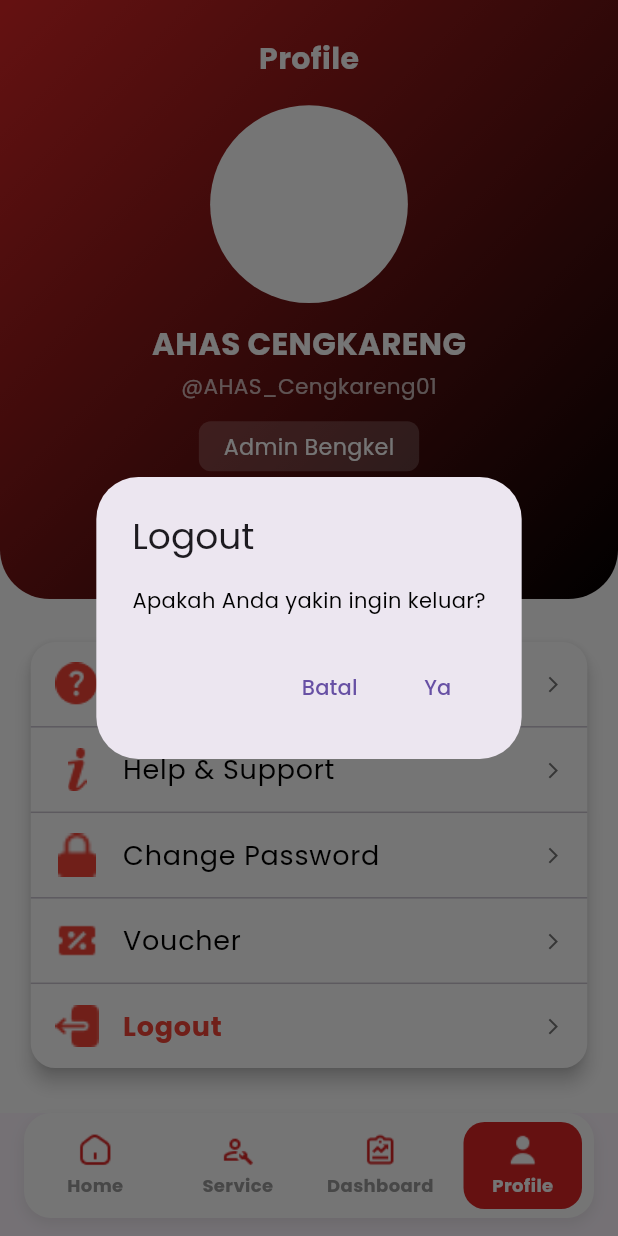
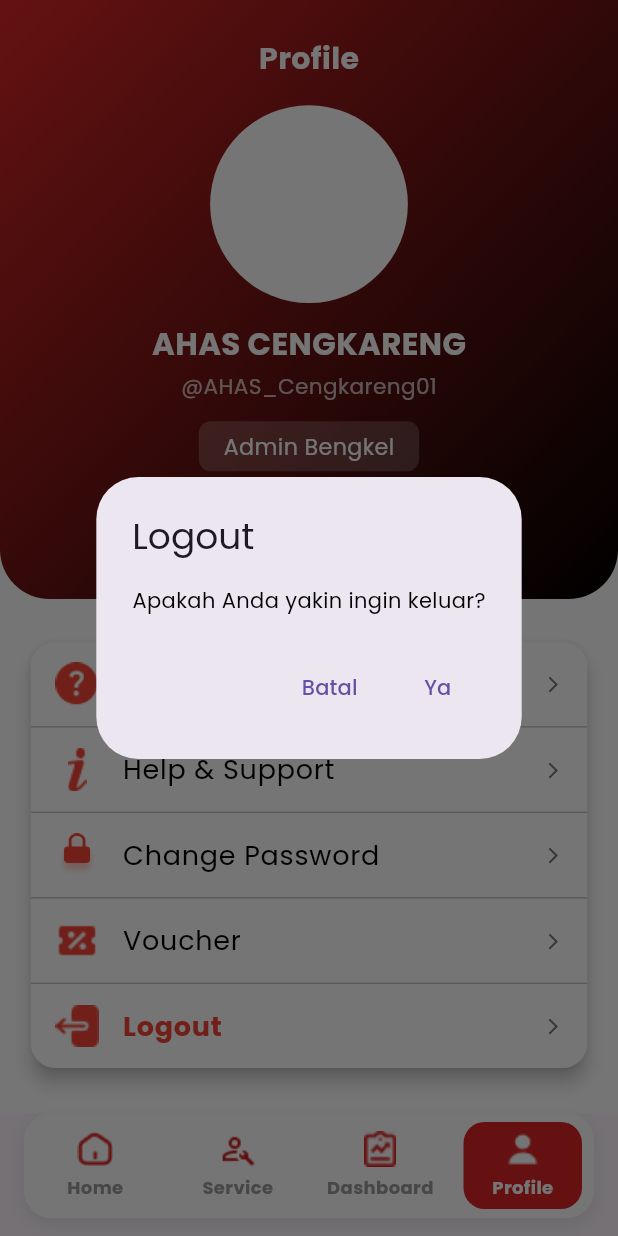
Before and after one commit to siberbot88/bbi-hub-flutter-app, a Flutter app: the MainPage screen opened by its route, item 4 of the bottom bar chosen, after a tap on "Logout", on a phone screen of 412 x 824 dp. Run offline on Flutter 3.47's test engine with Material 3 defaults, Android fonts, the phone set to English and light mode, and no system bars; our stand-ins replace google_fonts, image_picker, syncfusion_flutter_datepicker.

Commit message:
chore: simpan perubahan lokal sebelum merge

```diff
--- a/lib/widgets/bottom_nav.dart
+++ b/lib/widgets/bottom_nav.dart
@@ -81,26 +81,45 @@ class CustomBottomNavBar extends StatelessWidget {
                       final entry = items[index];
                       final active = index == selectedIndex;
 
+                      double iconSize = 22.0; // Ukuran default
+                      if (index == 1) {
+                        iconSize = 24.0;
+                      } else if (index == 3) {
+                        iconSize = 20.0;
+                      }
+
                       return Expanded(
                         child: InkWell(
                           onTap: () => onTap(index),
                           splashColor: Colors.transparent,
                           highlightColor: Colors.transparent,
+                          // PERBAIKAN UTAMA: Mengganti Column dengan Stack
                           child: SizedBox(
                             height: 70,
-                            child: Column(
-                              mainAxisAlignment: MainAxisAlignment.center,
+                            child: Stack(
+                              alignment: Alignment.center,
                               children: [
-                                // pakai Image.asset, bukan Icon
-                                Image.asset(
+                                // Posisi Ikon diatur dari atas
+                                Positioned(
+                                  top: 12,
+                                  child: SizedBox(
+                                    width: 24,
+                                    height: 24,
+                                    child: Image.asset(
                                       active
                                           ? entry['icon_active']!
                                           : entry['icon_inactive']!,
-                                  width: 22,
-                                  height: 22,
+                                      width: iconSize,
+                                      height: iconSize,
+                                      fit: BoxFit.contain,
                                     ),
-                                const SizedBox(height: 4),
-                                Text(
+                                  ),
+                                ),
+                                // Posisi Teks diatur dari bawah
+                                // Ini memastikan semua teks akan sejajar
+                                Positioned(
+                                  bottom: 12,
+                                  child: Text(
                                     entry['label']!,
                                     style: TextStyle(
                                       fontSize: 12,
@@ -108,6 +127,7 @@ class CustomBottomNavBar extends StatelessWidget {
                                       color: active
                                           ? Colors.white
                                           : const Color(0xFF9A9A9A),
+                                    ),
                                   ),
                                 ),
                               ],
```
Also changed, not shown: assets/icons/Dashboard_tebal.png, assets/icons/dashboard_tipis.png, assets/icons/home_highlight.png, assets/icons/home_tipis.png, assets/icons/password.png, assets/icons/service_tebal.png, assets/icons/service_tipis.png, assets/icons/user_tebal.png, assets/icons/user_tipis.png. Lines whose indentation alone changed are shown as unchanged.
